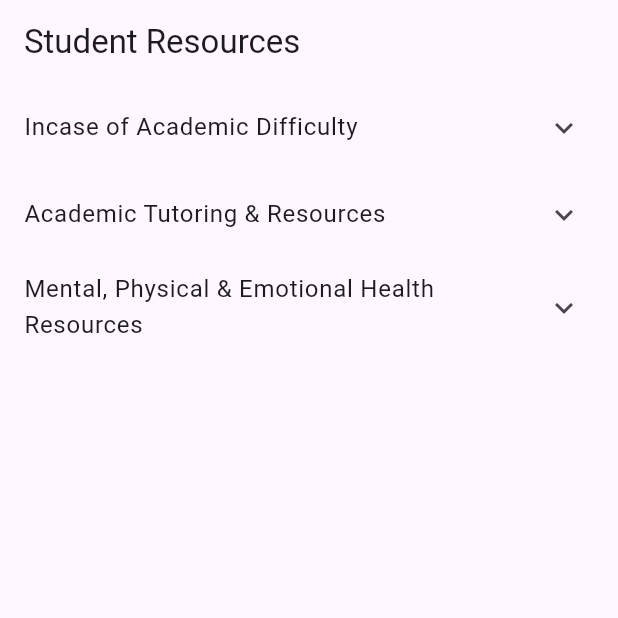
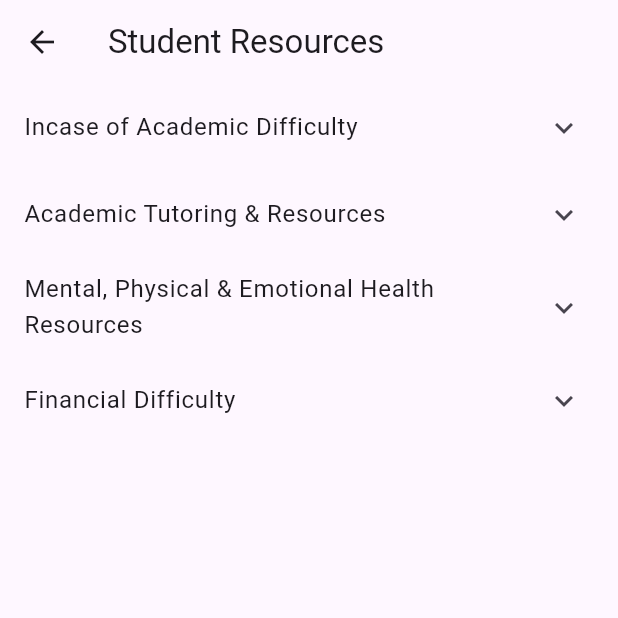
Before and after one commit to Ronnyboy125/Student-Companion-Mobile-App, a Flutter app: the screen it shows after launch, after a tap on the "help outline" icon, on a phone screen of 412 x 824 dp, the top half of it. Run offline on Flutter 3.47's test engine with Material 3 defaults, Android fonts, the phone set to English and light mode, and no system bars; our stand-ins replace table_calendar; missing offline and left inert: dart:ffi, flutter_event_calendar, profile_photo, safe_local_storage.

Commit message:
Student Resources Finished

```diff
--- a/app4_final_presentation/studentcompanion_firstprototype/analysis_options.yaml
+++ b/app4_final_presentation/studentcompanion_firstprototype/analysis_options.yaml
@@ -21,6 +21,7 @@ linter:
   # `// ignore_for_file: name_of_lint` syntax on the line or in the file
   # producing the lint.
   rules:
+  - depend_on_referenced_packages
     # avoid_print: false  # Uncomment to disable the `avoid_print` rule
     # prefer_single_quotes: true  # Uncomment to enable the `prefer_single_quotes` rule
 
--- a/app4_final_presentation/studentcompanion_firstprototype/lib/resources.dart
+++ b/app4_final_presentation/studentcompanion_firstprototype/lib/resources.dart
@@ -1,12 +1,19 @@
 import 'dart:ffi';
-
 import 'package:flutter/gestures.dart';
 import 'package:flutter/material.dart';
+import 'package:url_launcher/url_launcher.dart';
 
 //https://api.flutter.dev/flutter/material/ExpansionTile-class.html
 //website used to help with expanded menus
-//https://stackoverflow.com/questions/43583411/how-to-create-a-hyperlink-in-flutter-widget
+//https://stackoverflow.com/questions/76071870/how-i-can-attach-a-link-to-listtile-which-opens-up-a-link-on-browser
 //used for reference on how to implement hyperlinks
+
+Future<void> launchLink(String url, {bool isNewTab = true}) async {
+    await launchUrl(
+        Uri.parse(url),
+        webOnlyWindowName: isNewTab ? '_blank' : '_self',
+    );
+}
 
 class ResourceScreen extends StatelessWidget {
   const ResourceScreen({Key? key}): super(key:key);
@@ -15,7 +22,13 @@ class ResourceScreen extends StatelessWidget {
   Widget build(BuildContext context) {
     return MaterialApp(
       home: Scaffold(
-        appBar: AppBar(title: const Text('Student Resources')),
+        appBar: AppBar(
+          leading: IconButton(
+            icon: const Icon(Icons.arrow_back_outlined),
+              onPressed: () =>Navigator.pushNamedAndRemoveUntil(context, '/', (r) => false),
+          ),
+            title: const Text('Student Resources'),
+          ),
         body: const StuResources(),
       )
     );
@@ -49,7 +62,7 @@ class _StuResources extends State<StuResources> {
           ]
         ),
         ExpansionTile(
-          title: Text('Mental, Physical & Emotional Health Resources'),
+          title: const Text('Mental, Physical & Emotional Health Resources'),
           children: <Widget>[
             const ListTile(title: Text('Incase of medical emergency call 911 immediately')),
             const ListTile(title: Text('In a non-emergency situation, contact the Whitworth Health & Counseling Center, located in Schumacher Hall.')),
@@ -57,10 +70,20 @@ class _StuResources extends State<StuResources> {
             const ListTile(title: Text('Counseling Appointments: 509.777.3259')),
             const ListTile(title: Text('Molly Dewalt, Director, Counseling Services: 509.777.3259')),
             const ListTile(title: Text('Kristiana Holmes, Director, Health Center: 509.777.3259')),
-            ListTile(title: Text('www.whitworth.edu/health&counselingcenter'),
-            )
+            ListTile(leading: const Icon(Icons.link, color: Colors.blue, size: 30,),
+                    title: const Text('www.whitworth.edu/health&counselingcenter'),
+                    onTap: (){
+                      launchLink('www.whitworth.edu/health&counselingcenter', isNewTab: true);
+                    },
+            ),
           ]
-        )
+        ),
+        const ExpansionTile(
+          title: Text('Financial Difficulty'),
+          children: <Widget>[
+            ListTile(title: Text('Please refer to Whitworth website to locate your financial director')),
+          ],
+        ),
       ]
     );
   }
--- a/app4_final_presentation/studentcompanion_firstprototype/pubspec.yaml
+++ b/app4_final_presentation/studentcompanion_firstprototype/pubspec.yaml
@@ -48,6 +48,7 @@ dev_dependencies:
   flutter_test:
     sdk: flutter
   flutter_event_calendar: ^1.0.0
+  url_launcher: ^6.1.0
 
   # The "flutter_lints" package below contains a set of recommended lints to
   # encourage good coding practices. The lint set provided by the package is
```
Also changed, not shown: app4_final_presentation/studentcompanion_firstprototype/pubspec.lock, 5 other files.
